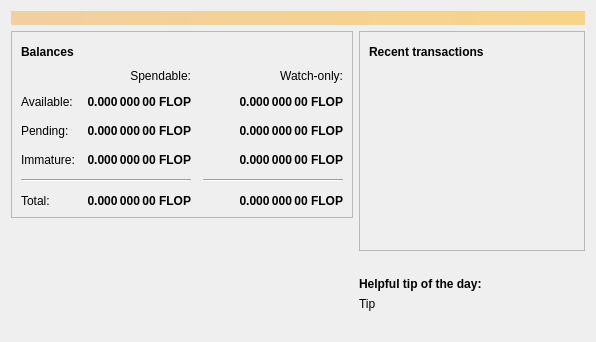
Qt form src/qt/forms/overviewpage.ui (CT-40/Flopcoin) before a commit.
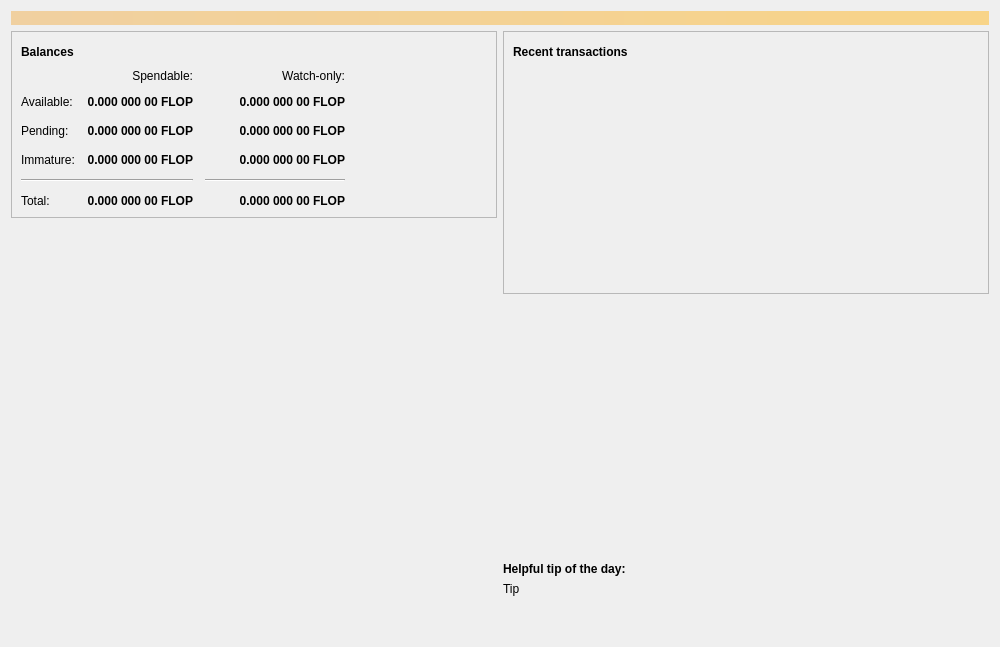
The same form after that commit. Icons and pictures are not drawn.

What changed in the file:
```diff
--- a/src/qt/forms/overviewpage.ui
+++ b/src/qt/forms/overviewpage.ui
@@ -6,8 +6,8 @@
    <rect>
     <x>0</x>
     <y>0</y>
-    <width>596</width>
-    <height>342</height>
+    <width>1000</width>
+    <height>647</height>
    </rect>
   </property>
   <property name="windowTitle">
@@ -119,7 +119,7 @@
               <property name="font">
                <font>
                 <weight>75</weight>
-                <bold>true</bold>
+                <bold>false</bold>
                </font>
               </property>
               <property name="cursor">
@@ -129,7 +129,7 @@
                <string>Unconfirmed transactions to watch-only addresses</string>
               </property>
               <property name="text">
-               <string notr="true">0.000 000 00 FLOP</string>
+               <string notr="true">0.000 000 00 FLOP</string>
               </property>
               <property name="alignment">
                <set>Qt::AlignRight|Qt::AlignTrailing|Qt::AlignVCenter</set>
@@ -144,7 +144,7 @@
               <property name="font">
                <font>
                 <weight>75</weight>
-                <bold>true</bold>
+                <bold>false</bold>
                </font>
               </property>
               <property name="cursor">
@@ -154,7 +154,7 @@
                <string>Total of transactions that have yet to be confirmed, and do not yet count toward the spendable balance</string>
               </property>
               <property name="text">
-               <string notr="true">0.000 000 00 FLOP</string>
+               <string notr="true">0.000 000 00 FLOP</string>
               </property>
               <property name="alignment">
                <set>Qt::AlignRight|Qt::AlignTrailing|Qt::AlignVCenter</set>
@@ -169,7 +169,7 @@
               <property name="font">
                <font>
                 <weight>75</weight>
-                <bold>true</bold>
+                <bold>false</bold>
                </font>
               </property>
               <property name="cursor">
@@ -179,7 +179,7 @@
                <string>Mined balance in watch-only addresses that has not yet matured</string>
               </property>
               <property name="text">
-               <string notr="true">0.000 000 00 FLOP</string>
+               <string notr="true">0.000 000 00 FLOP</string>
               </property>
               <property name="alignment">
                <set>Qt::AlignRight|Qt::AlignTrailing|Qt::AlignVCenter</set>
@@ -227,7 +227,7 @@
               <property name="font">
                <font>
                 <weight>75</weight>
-                <bold>true</bold>
+                <bold>false</bold>
                </font>
               </property>
               <property name="cursor">
@@ -237,7 +237,7 @@
                <string>Mined balance that has not yet matured</string>
               </property>
               <property name="text">
-               <string notr="true">0.000 000 00 FLOP</string>
+               <string notr="true">0.000 000 00 FLOP</string>
               </property>
               <property name="alignment">
                <set>Qt::AlignRight|Qt::AlignTrailing|Qt::AlignVCenter</set>
@@ -272,7 +272,7 @@
               <property name="font">
                <font>
                 <weight>75</weight>
-                <bold>true</bold>
+                <bold>false</bold>
                </font>
               </property>
               <property name="cursor">
@@ -282,7 +282,7 @@
                <string>Your current total balance</string>
               </property>
               <property name="text">
-               <string notr="true">0.000 000 00 FLOP</string>
+               <string notr="true">0.000 000 00 FLOP</string>
               </property>
               <property name="alignment">
                <set>Qt::AlignRight|Qt::AlignTrailing|Qt::AlignVCenter</set>
@@ -297,7 +297,7 @@
               <property name="font">
                <font>
                 <weight>75</weight>
-                <bold>true</bold>
+                <bold>false</bold>
                </font>
               </property>
               <property name="cursor">
@@ -307,7 +307,7 @@
                <string>Current total balance in watch-only addresses</string>
               </property>
               <property name="text">
-               <string notr="true">0.000 000 00 FLOP</string>
+               <string notr="true">0.000 000 00 FLOP</string>
               </property>
               <property name="alignment">
                <set>Qt::AlignRight|Qt::AlignTrailing|Qt::AlignVCenter</set>
@@ -339,7 +339,7 @@
               <property name="font">
                <font>
                 <weight>75</weight>
-                <bold>true</bold>
+                <bold>false</bold>
                </font>
               </property>
               <property name="cursor">
@@ -349,7 +349,7 @@
                <string>Your current spendable balance</string>
               </property>
               <property name="text">
-               <string notr="true">0.000 000 00 FLOP</string>
+               <string notr="true">0.000 000 00 FLOP</string>
               </property>
               <property name="alignment">
                <set>Qt::AlignRight|Qt::AlignTrailing|Qt::AlignVCenter</set>
@@ -364,7 +364,7 @@
               <property name="font">
                <font>
                 <weight>75</weight>
-                <bold>true</bold>
+                <bold>false</bold>
                </font>
               </property>
               <property name="cursor">
@@ -374,7 +374,7 @@
                <string>Your current balance in watch-only addresses</string>
               </property>
               <property name="text">
-               <string notr="true">0.000 000 00 FLOP</string>
+               <string notr="true">0.000 000 00 FLOP</string>
               </property>
               <property name="alignment">
                <set>Qt::AlignRight|Qt::AlignTrailing|Qt::AlignVCenter</set>
@@ -421,8 +421,29 @@
        </item>
        <item>
         <layout class="QGridLayout" name="logo_grid">
-          <item>
+         <property name="topMargin">
+          <number>0</number>
+         </property>
+         <property name="bottomMargin">
+          <number>0</number>
+         </property>
+         <property name="spacing">
+          <number>0</number>
+         </property>
+         <item row="1" column="0">
             <widget class="QLabel" name="label_wallet_bgcoin">
+           <property name="minimumSize">
+            <size>
+             <width>256</width>
+             <height>256</height>
+            </size>
+           </property>
+           <property name="maximumSize">
+            <size>
+             <width>256</width>
+             <height>256</height>
+            </size>
+           </property>
              <property name="text">
               <string/>
              </property>
@@ -435,12 +456,28 @@
              <property name="alignment">
               <set>Qt::AlignCenter</set>
              </property>
+           <property name="wordWrap">
+            <bool>false</bool>
+           </property>
              <property name="margin">
               <number>-2</number>
              </property>
             </widget>
           </item>
-          <item>
+         <item row="2" column="0">
+          <spacer name="verticalSpacer_bottom">
+           <property name="orientation">
+            <enum>Qt::Vertical</enum>
+           </property>
+           <property name="sizeHint" stdset="0">
+            <size>
+             <width>20</width>
+             <height>40</height>
+            </size>
+           </property>
+          </spacer>
+         </item>
+         <item row="0" column="0">
             <widget class="QLabel" name="label_wallet_version_overlay">
               <property name="text">
                <string></string>
@@ -451,7 +488,7 @@
                <bool>false</bool>
               </property>
               <property name="alignment">
-               <set>Qt::AlignLeft|Qt::AlignBottom</set>
+            <set>Qt::AlignBottom|Qt::AlignLeading|Qt::AlignLeft</set>
               </property>
               <property name="margin">
                <number>2</number>
```
Left out of the diff: 12 changed lines with no effect on the pictures. Lines whose indentation alone changed are shown as unchanged.
